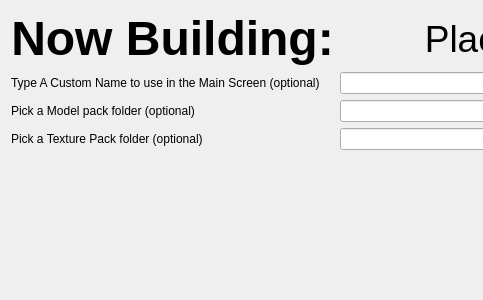
First picture: the form in SM64LinuxLauncher-qt/launcher/res/ui/build_new.ui, repository ezntek/SM64LinuxLauncher-qt, before the edit; both pictures show x 0 to 483 and y 0 to 300 of the 802 by 300 pixel window.
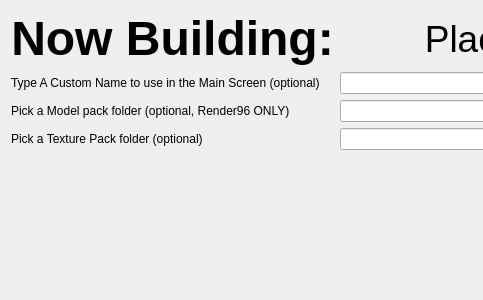
Second picture: the form after the edit.

What changed in the file:
```diff
--- a/SM64LinuxLauncher-qt/launcher/res/ui/build_new.ui
+++ b/SM64LinuxLauncher-qt/launcher/res/ui/build_new.ui
@@ -90,7 +90,7 @@
    <item row="3" column="0">
     <widget class="QLabel" name="l_model_pack">
      <property name="text">
-      <string>Pick a Model pack folder (optional)</string>
+      <string>Pick a Model pack folder (optional, Render96 ONLY)</string>
      </property>
     </widget>
    </item>
```
